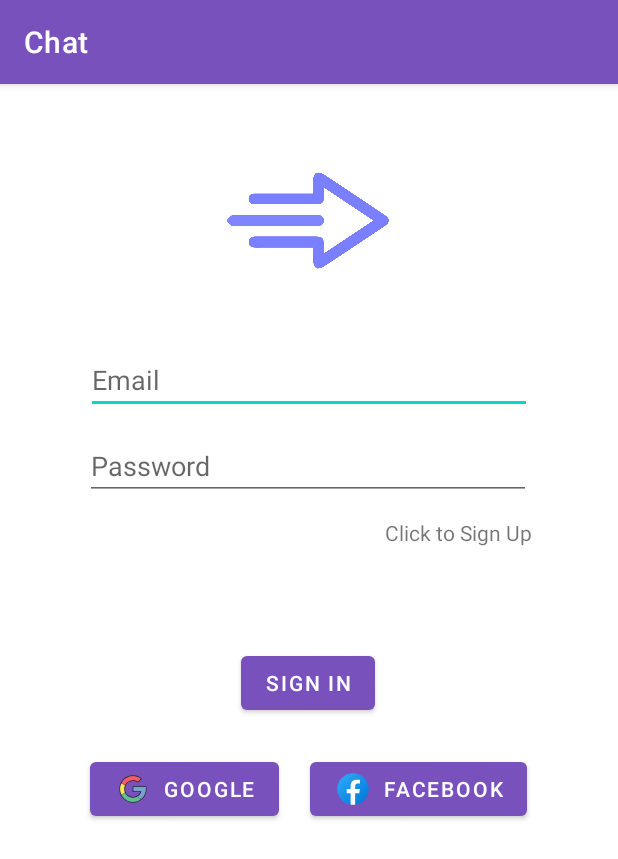
After one commit to Andreasgdp/Android-course, an Android app: the SignInActivity screen opened directly, with no data from a screen before it, on a phone screen of 412 x 824 dp. The commit adds this screen. Shown: the top 859 px of the screen. Run offline under Robolectric (Android 15) with nearby library versions, the phone set to English and light mode, and no system bars.

Commit message:
Sign In page

```diff
--- a/Project Messaging App/Chat/app/src/main/AndroidManifest.xml
+++ b/Project Messaging App/Chat/app/src/main/AndroidManifest.xml
@@ -10,8 +10,11 @@
         android:supportsRtl="true"
         android:theme="@style/Theme.Chat">
         <activity
+            android:name=".views.SignInActivity"
+            android:exported="false" />
+        <activity
             android:name=".views.SignUpActivity"
-            android:exported="true" >
+            android:exported="true">
             <intent-filter>
                 <action android:name="android.intent.action.MAIN" />
 
@@ -20,8 +23,7 @@
         </activity>
         <activity
             android:name=".views.MainActivity"
-            android:exported="true">
-        </activity>
+            android:exported="true"></activity>
     </application>
 
 </manifest>
--- /dev/null
+++ b/Project Messaging App/Chat/app/src/main/java/com/example/chat/views/SignInActivity.kt
@@ -0,0 +1,12 @@
+package com.example.chat.views
+
+import androidx.appcompat.app.AppCompatActivity
+import android.os.Bundle
+import com.example.chat.R
+
+class SignInActivity : AppCompatActivity() {
+    override fun onCreate(savedInstanceState: Bundle?) {
+        super.onCreate(savedInstanceState)
+        setContentView(R.layout.activity_sign_in)
+    }
+}
--- /dev/null
+++ b/Project Messaging App/Chat/app/src/main/res/layout/activity_sign_in.xml
@@ -0,0 +1,115 @@
+<?xml version="1.0" encoding="utf-8"?>
+<androidx.constraintlayout.widget.ConstraintLayout xmlns:android="http://schemas.android.com/apk/res/android"
+xmlns:app="http://schemas.android.com/apk/res-auto"
+xmlns:tools="http://schemas.android.com/tools"
+android:layout_width="match_parent"
+android:layout_height="match_parent"
+tools:context=".views.SignUpActivity">
+
+    <EditText
+        android:id="@+id/editTextTextPersonName2"
+        android:layout_width="297dp"
+        android:layout_height="42dp"
+        android:layout_marginTop="36dp"
+        android:ems="10"
+        android:hint="@string/input_email"
+        android:inputType="textPersonName"
+        app:layout_constraintEnd_toEndOf="parent"
+        app:layout_constraintStart_toStartOf="parent"
+        app:layout_constraintTop_toBottomOf="@+id/imageView" />
+
+    <EditText
+    android:id="@+id/editTextTextPersonName3"
+    android:layout_width="297dp"
+    android:layout_height="45dp"
+    android:layout_marginTop="12dp"
+    android:ems="10"
+    android:hint="@string/input_password"
+    android:inputType="textPersonName"
+    app:layout_constraintEnd_toEndOf="parent"
+    app:layout_constraintHorizontal_bias="0.497"
+    app:layout_constraintStart_toStartOf="parent"
+    app:layout_constraintTop_toBottomOf="@+id/editTextTextPersonName2" />
+
+    <Button
+        android:id="@+id/button"
+        android:layout_width="wrap_content"
+        android:layout_height="wrap_content"
+        android:layout_marginTop="12dp"
+        android:text="@string/btn_sign_in"
+        app:layout_constraintEnd_toEndOf="parent"
+        app:layout_constraintHorizontal_bias="0.498"
+        app:layout_constraintStart_toStartOf="parent"
+        app:layout_constraintTop_toBottomOf="@+id/linearLayout" />
+
+<ImageView
+    android:id="@+id/imageView"
+    android:layout_width="108dp"
+    android:layout_height="102dp"
+    android:layout_marginTop="40dp"
+    app:layout_constraintEnd_toEndOf="parent"
+    app:layout_constraintHorizontal_bias="0.498"
+    app:layout_constraintStart_toStartOf="parent"
+    app:layout_constraintTop_toTopOf="parent"
+    app:srcCompat="@drawable/ic_logo" />
+
+<LinearLayout
+    android:layout_width="332dp"
+    android:layout_height="69dp"
+    android:layout_marginTop="12dp"
+    android:gravity="center"
+    android:orientation="horizontal"
+    app:layout_constraintEnd_toEndOf="parent"
+    app:layout_constraintStart_toStartOf="parent"
+    app:layout_constraintTop_toBottomOf="@+id/button">
+
+    <Space
+        android:layout_width="wrap_content"
+        android:layout_height="wrap_content"
+        android:layout_weight="1" />
+
+    <Button
+        android:id="@+id/button2"
+        android:layout_width="wrap_content"
+        android:layout_height="wrap_content"
+        android:drawableLeft="@drawable/ic_google"
+        android:text="@string/btn_google" />
+
+    <Space
+        android:layout_width="wrap_content"
+        android:layout_height="wrap_content"
+        android:layout_weight="1" />
+
+    <Button
+        android:id="@+id/button3"
+        android:layout_width="wrap_content"
+        android:layout_height="wrap_content"
+        android:drawableLeft="@drawable/ic_facebook"
+        android:text="@string/btn_facebook" />
+
+    <Space
+        android:layout_width="wrap_content"
+        android:layout_height="wrap_content"
+        android:layout_weight="1" />
+</LinearLayout>
+
+<LinearLayout
+    android:id="@+id/linearLayout"
+    android:layout_width="296dp"
+    android:layout_height="74dp"
+    android:layout_marginTop="12dp"
+    android:gravity="right"
+    android:orientation="horizontal"
+    app:layout_constraintEnd_toEndOf="parent"
+    app:layout_constraintStart_toStartOf="parent"
+    app:layout_constraintTop_toBottomOf="@+id/editTextTextPersonName3">
+
+    <TextView
+        android:id="@+id/textView2"
+        android:layout_width="wrap_content"
+        android:layout_height="wrap_content"
+        android:layout_weight="1"
+        android:text="@string/text_sign_in"
+        android:textAlignment="viewEnd" />
+</LinearLayout>
+</androidx.constraintlayout.widget.ConstraintLayout>
--- a/Project Messaging App/Chat/app/src/main/res/values/strings.xml
+++ b/Project Messaging App/Chat/app/src/main/res/values/strings.xml
@@ -4,7 +4,9 @@
     <string name="input_email">Email</string>
     <string name="input_password">Password</string>
     <string name="text_sign_up">Already have an account?</string>
+    <string name="text_sign_in">Click to Sign Up</string>
     <string name="btn_google">Google</string>
     <string name="btn_facebook">Facebook</string>
     <string name="btn_sign_up">Sign Up</string>
+    <string name="btn_sign_in">Sign In</string>
 </resources>
```
